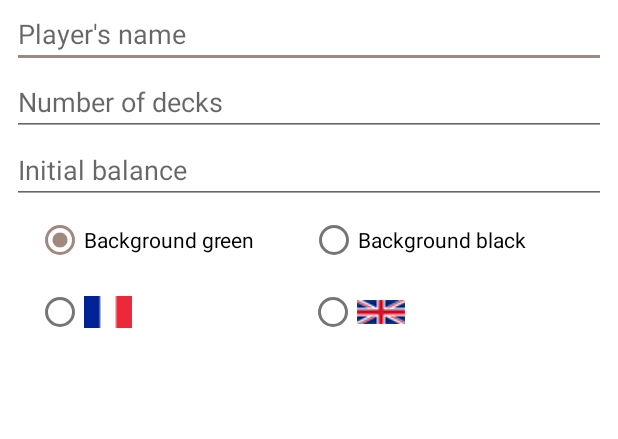
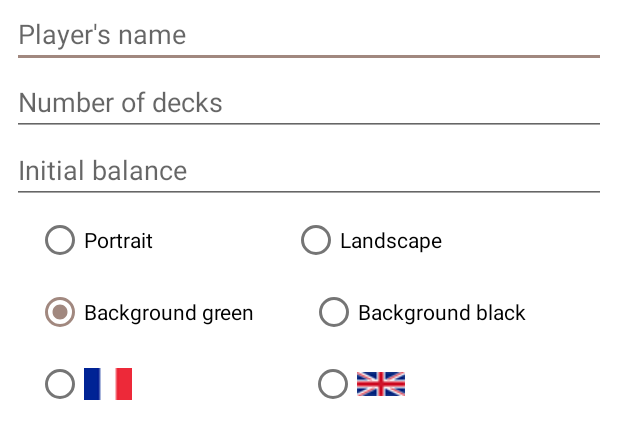
Before and after one commit to Remy93130/BlackJack, an Android app: the layout diag_config.xml on its own in the app's theme, with its tools: preview values and no code run, on a phone screen of 412 x 824 dp. Shown: the top 439 px of the screen. Run offline under Robolectric (Android 15) with nearby library versions, the phone set to English and light mode, and no system bars.

Commit message:
Landscape mode

```diff
--- a/app/src/main/AndroidManifest.xml
+++ b/app/src/main/AndroidManifest.xml
@@ -9,7 +9,9 @@
         android:roundIcon="@mipmap/ic_launcher_round"
         android:supportsRtl="true"
         android:theme="@style/Theme.Blackjack">
-        <activity android:name=".view.MainActivity">
+        <activity
+            android:name=".view.MainActivity"
+            android:screenOrientation="locked">
             <intent-filter>
                 <action android:name="android.intent.action.MAIN" />
 
--- a/app/src/main/res/layout/diag_config.xml
+++ b/app/src/main/res/layout/diag_config.xml
@@ -37,8 +37,28 @@
     <RadioGroup
         android:layout_width="match_parent"
         android:layout_height="wrap_content"
-        android:layout_marginStart="24dp"
-        android:layout_marginEnd="24dp"
+        android:layout_marginHorizontal="24dp"
+        android:orientation="horizontal">
+
+        <RadioButton
+            android:id="@+id/diag_orientation_portrait"
+            android:layout_width="wrap_content"
+            android:layout_height="wrap_content"
+            android:layout_weight="1"
+            android:text="@string/txt_portrait" />
+
+        <RadioButton
+            android:id="@+id/diag_orientation_landscape"
+            android:layout_width="wrap_content"
+            android:layout_height="wrap_content"
+            android:layout_weight="1"
+            android:text="@string/txt_landscape" />
+    </RadioGroup>
+
+    <RadioGroup
+        android:layout_width="match_parent"
+        android:layout_height="wrap_content"
+        android:layout_marginHorizontal="24dp"
         android:orientation="horizontal">
 
         <RadioButton
--- a/app/src/main/res/values/strings.xml
+++ b/app/src/main/res/values/strings.xml
@@ -21,4 +21,6 @@
     <string name="txt_player_name">Player\'s name</string>
     <string name="player">Player</string>
     <string name="txt_money_out">"Not enough money "</string>
+    <string name="txt_landscape">Landscape</string>
+    <string name="txt_portrait">Portrait</string>
 </resources>
```
Also changed, not shown: app/src/main/java/fr/esiee/blackjack/view/MainActivity.java (+17 -10 lines), 1 other file.
